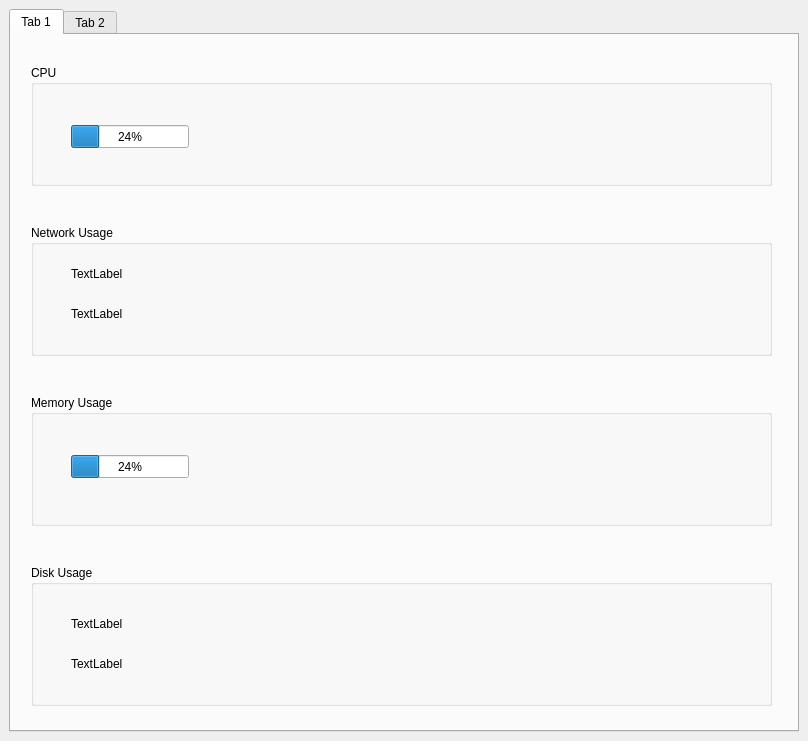
First picture: the form in mainwindow.ui, repository crgoku7/Resource_Monitor_Linux, before the edit.
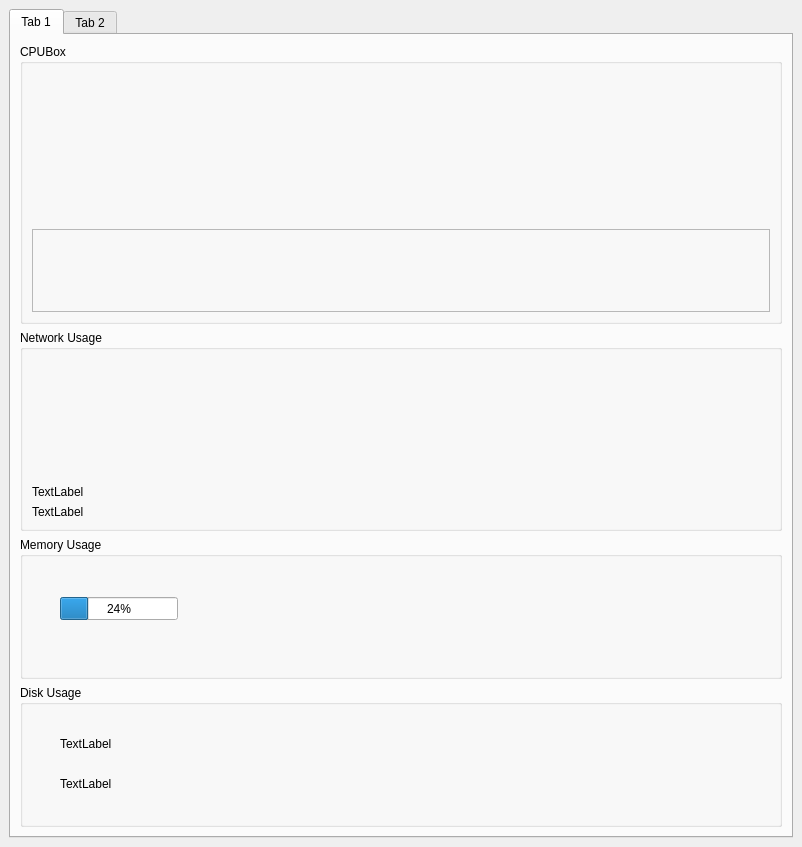
Second picture: the form after the edit. Custom widgets are drawn as their Qt base class.

Commit message: Added Network Monitor

Diff of the .ui file:
```diff
--- a/mainwindow.ui
+++ b/mainwindow.ui
@@ -6,8 +6,8 @@
    <rect>
     <x>0</x>
     <y>0</y>
-    <width>808</width>
-    <height>741</height>
+    <width>802</width>
+    <height>847</height>
    </rect>
   </property>
   <property name="windowTitle">
@@ -21,80 +21,83 @@
        <attribute name="title">
         <string>Tab 1</string>
        </attribute>
-       <widget class="QGroupBox" name="CPUBox">
-        <property name="geometry">
-         <rect>
-          <x>20</x>
-          <y>30</y>
-          <width>741</width>
-          <height>121</height>
-         </rect>
+       <layout class="QVBoxLayout" name="verticalLayout_2">
+        <item>
+         <widget class="QGroupBox" name="groupBox">
+          <property name="minimumSize">
+           <size>
+            <width>0</width>
+            <height>280</height>
+           </size>
         </property>
         <property name="title">
-         <string>CPU</string>
-        </property>
-        <widget class="QProgressBar" name="cpuProgressBar">
-         <property name="geometry">
-          <rect>
-           <x>40</x>
-           <y>60</y>
-           <width>118</width>
-           <height>23</height>
-          </rect>
-         </property>
-         <property name="value">
-          <number>24</number>
-         </property>
-        </widget>
-       </widget>
+           <string>CPUBox</string>
+          </property>
+          <layout class="QVBoxLayout" name="verticalLayout_3">
+           <item>
+            <widget class="QCustomPlot" name="cpuPlotLayout" native="true">
+             <property name="minimumSize">
+              <size>
+               <width>0</width>
+               <height>150</height>
+              </size>
+             </property>
+            </widget>
+           </item>
+           <item>
+            <widget class="QFrame" name="cpuLabelFrame">
+             <property name="minimumSize">
+              <size>
+               <width>0</width>
+               <height>80</height>
+              </size>
+             </property>
+             <property name="frameShape">
+              <enum>QFrame::StyledPanel</enum>
+             </property>
+             <property name="frameShadow">
+              <enum>QFrame::Raised</enum>
+             </property>
+            </widget>
+           </item>
+          </layout>
+         </widget>
+        </item>
+        <item>
        <widget class="QGroupBox" name="NetworkBox">
-        <property name="geometry">
-         <rect>
-          <x>20</x>
-          <y>190</y>
-          <width>741</width>
-          <height>131</height>
-         </rect>
-        </property>
         <property name="title">
          <string>Network Usage</string>
         </property>
+          <layout class="QVBoxLayout" name="verticalLayout_4">
+           <item>
+            <widget class="QCustomPlot" name="networkPlot" native="true">
+             <property name="minimumSize">
+              <size>
+               <width>0</width>
+               <height>120</height>
+              </size>
+             </property>
+            </widget>
+           </item>
+           <item>
         <widget class="QLabel" name="networkRxLabel">
-         <property name="geometry">
-          <rect>
-           <x>40</x>
-           <y>40</y>
-           <width>631</width>
-           <height>18</height>
-          </rect>
-         </property>
          <property name="text">
           <string>TextLabel</string>
          </property>
         </widget>
+           </item>
+           <item>
         <widget class="QLabel" name="networkTxLabel">
-         <property name="geometry">
-          <rect>
-           <x>40</x>
-           <y>80</y>
-           <width>681</width>
-           <height>18</height>
-          </rect>
-         </property>
          <property name="text">
           <string>TextLabel</string>
          </property>
         </widget>
-       </widget>
+           </item>
+          </layout>
+         </widget>
+        </item>
+        <item>
        <widget class="QGroupBox" name="MemoryBox">
-        <property name="geometry">
-         <rect>
-          <x>20</x>
-          <y>360</y>
-          <width>741</width>
-          <height>131</height>
-         </rect>
-        </property>
         <property name="title">
          <string>Memory Usage</string>
         </property>
@@ -112,15 +115,9 @@
          </property>
         </widget>
        </widget>
+        </item>
+        <item>
        <widget class="QGroupBox" name="DiskBox">
-        <property name="geometry">
-         <rect>
-          <x>20</x>
-          <y>530</y>
-          <width>741</width>
-          <height>141</height>
-         </rect>
-        </property>
         <property name="title">
          <string>Disk Usage</string>
         </property>
@@ -151,6 +148,8 @@
          </property>
         </widget>
        </widget>
+        </item>
+       </layout>
       </widget>
       <widget class="QWidget" name="tab_2">
        <attribute name="title">
@@ -162,6 +161,14 @@
    </layout>
   </widget>
  </widget>
+ <customwidgets>
+  <customwidget>
+   <class>QCustomPlot</class>
+   <extends>QWidget</extends>
+   <header>qcustomplot.h</header>
+   <container>1</container>
+  </customwidget>
+ </customwidgets>
  <resources/>
  <connections/>
 </ui>
```
Lines whose indentation alone changed are shown as unchanged. The commit also changes 970 other files.
